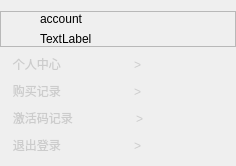
Before: the Qt Designer form individualcenterwidget.ui in ZhouMei20220810/TEST, drawn with Qt 5.
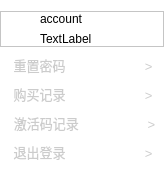
After: the same form once the commit is applied. Icons and pictures are not drawn.

Commit message: 重置密码窗口调整

The edit to the form file:
```diff
--- a/individualcenterwidget.ui
+++ b/individualcenterwidget.ui
@@ -6,7 +6,7 @@
    <rect>
     <x>0</x>
     <y>0</y>
-    <width>236</width>
+    <width>164</width>
     <height>166</height>
    </rect>
   </property>
@@ -14,7 +14,7 @@
    <string>Form</string>
   </property>
   <property name="styleSheet">
-   <string notr="true"/>
+   <string notr="true">background-color:#FFFFFFFF;</string>
   </property>
   <layout class="QVBoxLayout" name="verticalLayout_2">
    <property name="leftMargin">
@@ -113,6 +113,11 @@
    </item>
    <item>
     <widget class="QToolButton" name="toolBtnIndividualCenter">
+     <property name="font">
+      <font>
+       <pointsize>10</pointsize>
+      </font>
+     </property>
      <property name="styleSheet">
       <string notr="true">QToolButton {border:none;
 color: rgb(204, 204, 204);
@@ -127,12 +132,17 @@
 }</string>
      </property>
      <property name="text">
-      <string>个人中心                      &gt;</string>
+      <string>重置密码                      &gt;</string>
      </property>
     </widget>
    </item>
    <item>
     <widget class="QToolButton" name="toolBtnBuyHistory">
+     <property name="font">
+      <font>
+       <pointsize>10</pointsize>
+      </font>
+     </property>
      <property name="styleSheet">
       <string notr="true">QToolButton {border:none;
 color: rgb(204, 204, 204);
@@ -153,6 +163,11 @@
    </item>
    <item>
     <widget class="QToolButton" name="toolBtnActiveHistory">
+     <property name="font">
+      <font>
+       <pointsize>10</pointsize>
+      </font>
+     </property>
      <property name="styleSheet">
       <string notr="true">QToolButton {border:none;
 color: rgb(204, 204, 204);
@@ -173,6 +188,11 @@
    </item>
    <item>
     <widget class="QToolButton" name="toolBtnLogout">
+     <property name="font">
+      <font>
+       <pointsize>10</pointsize>
+      </font>
+     </property>
      <property name="styleSheet">
       <string notr="true">QToolButton {border:none;
 color: rgb(204, 204, 204);
```
The commit also changes 1 other file.
